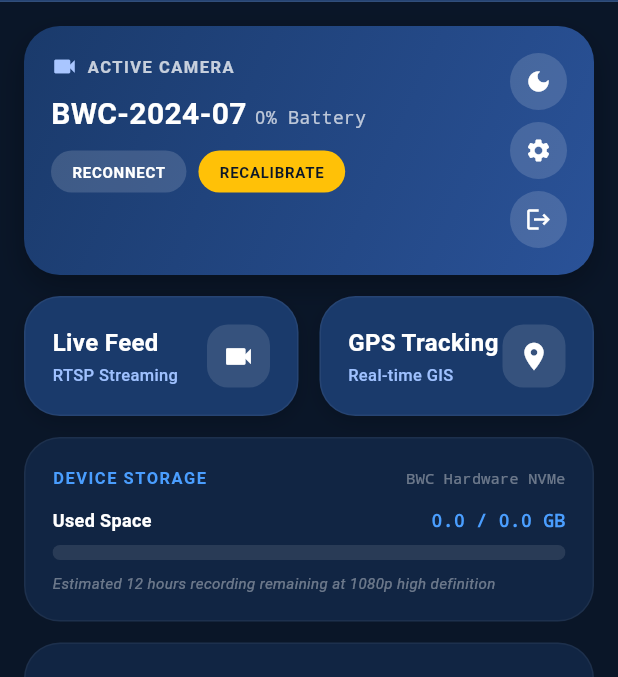
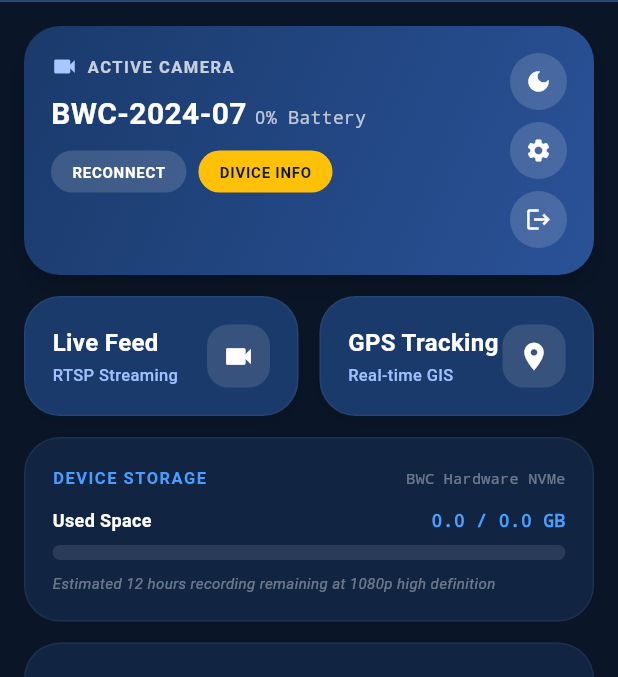
Before and after one commit to agasthya-gowda/body-worn-camera, a Flutter app: the DashboardScreen screen opened directly, on a phone screen of 412 x 824 dp, the part 106-783 px from its top. Run offline on Flutter 3.47's test engine with Material 3 defaults, Android fonts, the phone set to English and light mode, and no system bars; our stand-ins replace flutter_map, image_picker, latlong2, shared_preferences; accounts and stored records are empty; network calls fail.

Commit message:
changed the name recalibrate to divice info and changed in service dart_api

```diff
--- a/lib/screens/dashboard_screen.dart
+++ b/lib/screens/dashboard_screen.dart
@@ -1754,7 +1754,7 @@ class _DashboardScreenState extends State<DashboardScreen> {
                           setState(() => _cameraConnected = !_cameraConnected),
                     ),
                     _pillButton(
-                      label: 'Recalibrate',
+                      label: 'Divice info',
                       color: Colors.amber,
                       textColor: kBgDark,
                       onTap: _showDeviceInfoSheet,
--- a/lib/services/api_service.dart
+++ b/lib/services/api_service.dart
@@ -114,11 +114,16 @@ class ApiService {
   }
 
   // ---------------- ONLINE DEVICE LIST ----------------
+  // Per doc Section 6 "Online device status": POST /rest/other/unitjson/gdlist
+  // Body: {"bh": "bh", "text": "dname"} -- both fields required with the doc's
+  // literal fixed values (not real data, just constant strings the doc specifies).
+  // Note: pe_signals omitted per vendor's confirmation (internal use only)
   Future<Map<String, dynamic>> getOnlineDevices() async {
     try {
       final response = await http.post(
         Uri.parse("$baseUrl/rest/other/unitjson/gdlist"),
         headers: _authHeaders(),
+        body: jsonEncode({"bh": "bh", "text": "dname"}),
       );
       return jsonDecode(response.body);
     } catch (e) {
```
